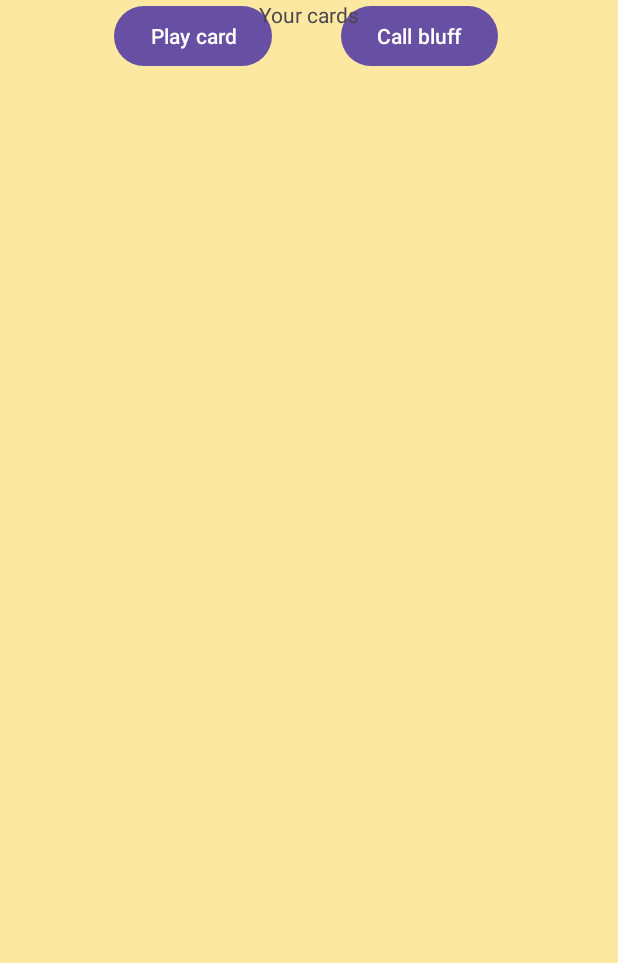
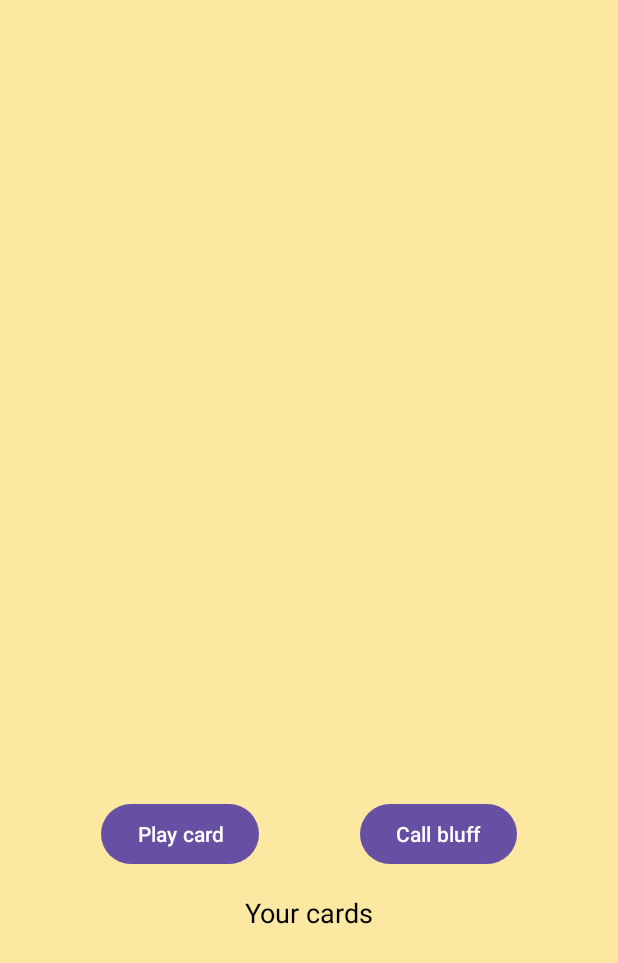
Before and after one commit to OzzieMunoz/Project2, an Android app: the layout activity_game.xml on its own in the app's theme, with its tools: preview values and no code run, on a phone screen of 412 x 824 dp. Shown: the top 963 px of the screen. Run offline under Robolectric (Android 15) with nearby library versions, the phone set to English and light mode, and no system bars.

Commit message:
GameState/logic Need to distribute cards from Deck class to test user and a bot after starting new game

```diff
--- a/app/src/main/AndroidManifest.xml
+++ b/app/src/main/AndroidManifest.xml
@@ -26,6 +26,7 @@
         <activity android:name=".LandingPage" />
         <activity android:name=".MyApplication" />
         <activity android:name=".AdminPanelActivity" />
+        <activity android:name=".GameActivity" />
 
     </application>
 </manifest>
--- a/app/src/main/java/com/example/bullshit/Card.java
+++ b/app/src/main/java/com/example/bullshit/Card.java
@@ -24,4 +24,9 @@ public class Card {
     public void setColor(String color) {
         this.color = color;
     }
+
+    @Override
+    public String toString() {
+        return color + " " + number;
+    }
 }
--- a/app/src/main/java/com/example/bullshit/LandingPage.java
+++ b/app/src/main/java/com/example/bullshit/LandingPage.java
@@ -5,6 +5,7 @@ import android.os.Bundle;
 import android.view.View;
 import android.widget.Button;
 import android.widget.TextView;
+import android.widget.Toast;
 
 import androidx.appcompat.app.AppCompatActivity;
 
@@ -47,6 +48,7 @@ public class LandingPage extends AppCompatActivity {
         });
 
         startGameButton.setOnClickListener(v -> {
+            Toast.makeText(LandingPage.this, "Starting game...", Toast.LENGTH_SHORT).show();
             Intent gameIntent = new Intent(LandingPage.this, GameActivity.class);
             startActivity(gameIntent);
         });
--- a/app/src/main/res/layout/activity_game.xml
+++ b/app/src/main/res/layout/activity_game.xml
@@ -7,39 +7,44 @@
     android:background="#fce8a0"
     tools:context=".LandingPage">
 
+
     <Button
         android:id="@+id/playCardButton"
         android:layout_width="wrap_content"
         android:layout_height="wrap_content"
-        android:layout_marginStart="76dp"
+        android:layout_marginStart="16dp"
+        android:layout_marginEnd="8dp"
+        android:layout_marginBottom="244dp"
         android:text="Play card"
-        app:layout_constraintStart_toStartOf="parent"
-        tools:layout_editor_absoluteY="444dp" />
+        app:layout_constraintBottom_toBottomOf="parent"
+        app:layout_constraintEnd_toStartOf="@id/callBluffButton"
+        app:layout_constraintStart_toStartOf="parent" />
+
 
     <Button
         android:id="@+id/callBluffButton"
         android:layout_width="wrap_content"
         android:layout_height="wrap_content"
-        android:layout_marginEnd="80dp"
+        android:layout_marginStart="8dp"
+        android:layout_marginEnd="16dp"
+        android:layout_marginBottom="244dp"
         android:text="Call bluff"
+        app:layout_constraintBottom_toBottomOf="parent"
         app:layout_constraintEnd_toEndOf="parent"
-        tools:layout_editor_absoluteY="444dp" />
+        app:layout_constraintStart_toEndOf="@id/playCardButton" />
 
     <TextView
         android:id="@+id/cardHandTextView"
         android:layout_width="wrap_content"
         android:layout_height="wrap_content"
         android:text="Your cards"
+        app:layout_constraintTop_toBottomOf="@id/playCardButton"
+        app:layout_constraintStart_toStartOf="parent"
         app:layout_constraintEnd_toEndOf="parent"
-        app:layout_constraintStart_toStartOf="parent"
-        tools:layout_editor_absoluteY="514dp" />
+        android:layout_marginTop="16dp"
+        android:textSize="18sp"
+        android:textColor="#000000" />
 
-    <androidx.recyclerview.widget.RecyclerView
-        android:layout_width="match_parent"
-        android:layout_height="wrap_content"
-        android:id="@+id/cardsRecyclerView"
-        app:layout_constraintTop_toBottomOf="@+id/cardHandTextView"
-        app:layout_constraintStart_toStartOf="parent"
-        app:layout_constraintEnd_toEndOf="parent" />
+
 
 </androidx.constraintlayout.widget.ConstraintLayout>
```
Also changed, not shown: app/src/main/java/com/example/bullshit/Deck.java (+6 -2 lines), app/src/main/java/com/example/bullshit/GameActivity.java (+8 -1 lines).
